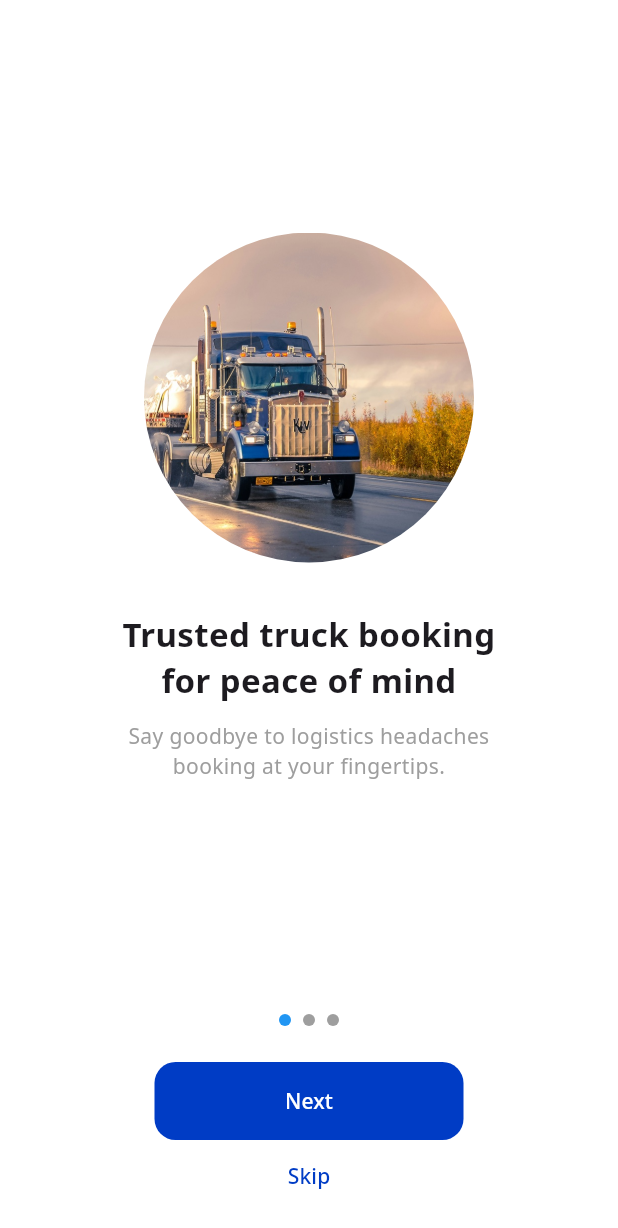
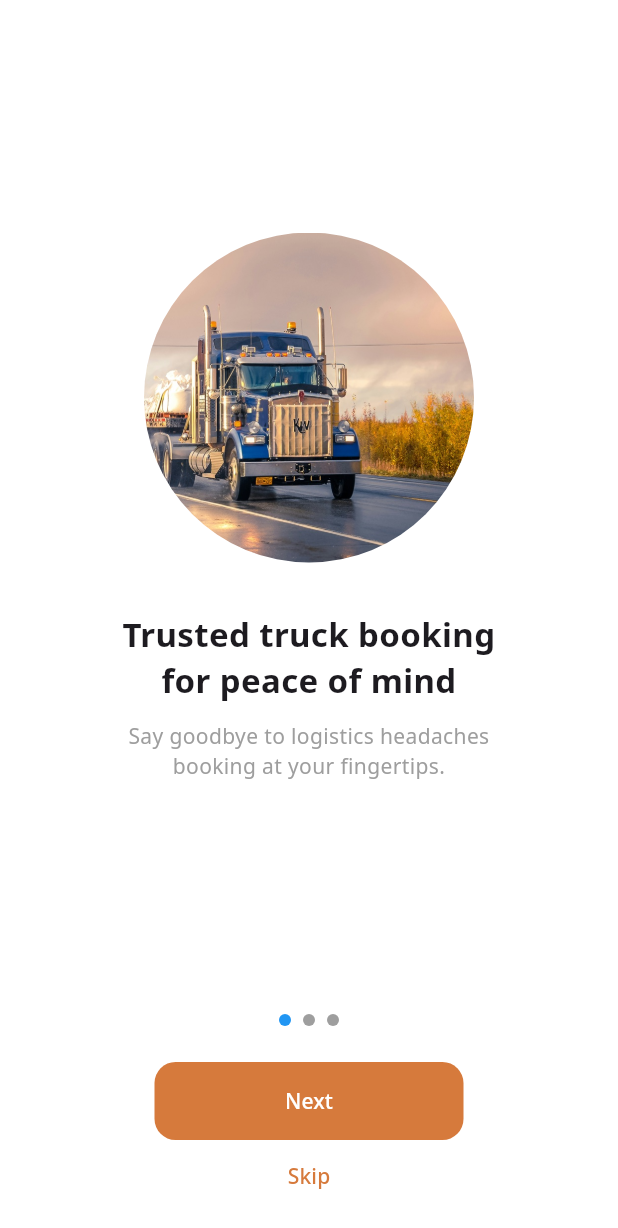
Before and after one commit to Yousuf-dealamaze/gotruk-customer-app, a Flutter app: the screen it shows after launch, on a phone screen of 412 x 824 dp. Shown: the top 1228 px of the screen. Run offline on Flutter 3.47's test engine with Material 3 defaults, Android fonts, the phone set to English and light mode, and no system bars; drawn by our look-alikes of smooth_page_indicator; our stand-ins replace dio, flutter_riverpod, geocoding, go_router, google_fonts, google_maps_flutter and 3 more; missing offline and left inert: flutter_polyline_points.

Commit message:
Update app icons and logo: Replace existing launcher icons across various resolutions and add a new logo image. Modify primary and grey font colors in the theme for improved UI consistency.

```diff
--- a/lib/core/theme/colors.dart
+++ b/lib/core/theme/colors.dart
@@ -1,9 +1,9 @@
 import 'package:flutter/material.dart';
 
-Color primaryColor = "#003cc5".toColor();
+Color primaryColor = "#D67A3C".toColor();
 Color backgroundColor = "#F9F9F9".toColor();
 Color fontBlack = "#000000".toColor();
-Color greyFont = "#616161".toColor();
+Color greyFont = "#2B2B2B".toColor();
 Color cardColor = Colors.white;
 Color shadowColor = Colors.black12;
 Color successColor = const Color.fromARGB(255, 57, 145, 60);
--- a/lib/screens/auth/auth_loading_screen.dart
+++ b/lib/screens/auth/auth_loading_screen.dart
@@ -50,7 +50,7 @@ class _AuthLoadingScreenState extends ConsumerState<AuthLoadingScreen> {
           mainAxisSize: MainAxisSize.min,
           children: [
             Image.asset(
-              'assets/images/logo.png',
+              'assets/images/logo-final.png',
               width: MediaQuery.of(context).size.width * 0.5,
               fit: BoxFit.contain,
               errorBuilder: (_, __, ___) => const FlutterLogo(size: 110),
--- a/lib/screens/auth/login_screen.dart
+++ b/lib/screens/auth/login_screen.dart
@@ -96,7 +96,7 @@ class _LoginScreenState extends ConsumerState<LoginScreen> {
                       ),
                       const SizedBox(height: 6),
                       Text(
-                        'Sign in to continue to GoTruck.',
+                        'Sign in to continue.',
                         style: textTheme.bodyMedium?.copyWith(color: greyFont),
                       ),
                       const SizedBox(height: 20),
```
Also changed, not shown: lib/screens/auth/auth_provider.dart (+14 -0 lines), assets/images/logo-final.png (added), assets/images/logo.png, 20 other files.
